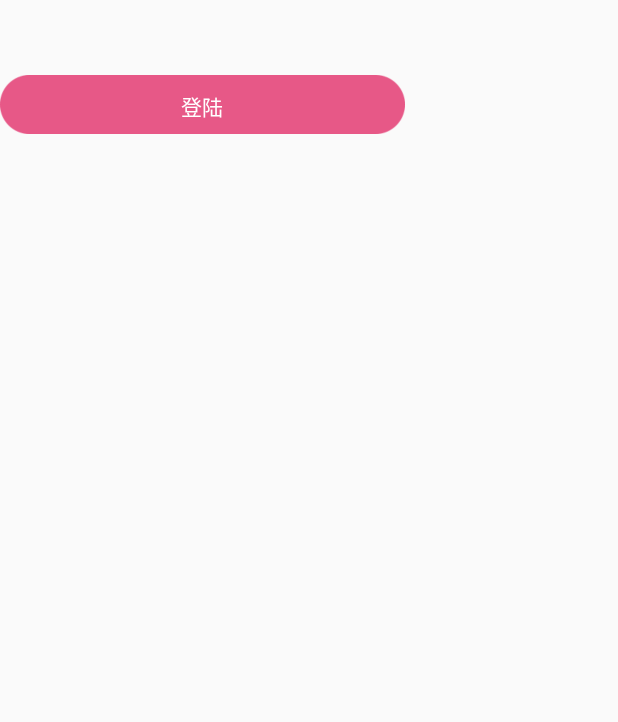
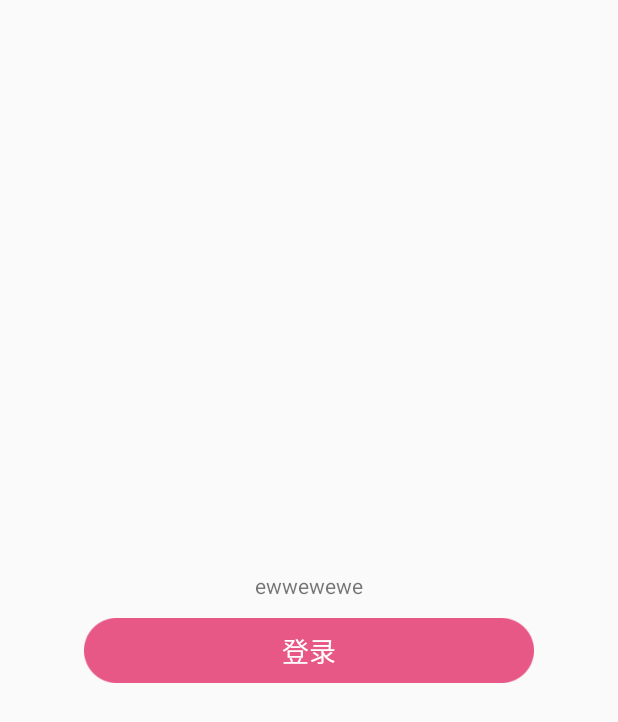
Before and after one commit to StevenHX/Steven_Base, an Android app: the fragment MeFragment shown on its own in the app's theme, on a phone screen of 412 x 824 dp. Shown: the top 722 px of the screen. Run offline under Robolectric (Android 15) with nearby library versions, the phone set to English and light mode, and no system bars; our stand-ins replace ButterKnife, CircleImageView; libraries missing offline, so code that uses them is left out: com.orhanobut.logger; 1 statement that could not run was skipped.

Commit message:
完善SubmitButton

```diff
--- a/StevenBase/Base/src/main/java/com/hx/steven/component/SubmitButton.java
+++ b/StevenBase/Base/src/main/java/com/hx/steven/component/SubmitButton.java
@@ -3,12 +3,10 @@ package com.hx.steven.component;
 import android.animation.ObjectAnimator;
 import android.animation.ValueAnimator;
 import android.content.Context;
-import android.graphics.Color;
 import android.util.AttributeSet;
 import android.view.LayoutInflater;
 import android.view.View;
 import android.view.ViewGroup;
-import android.widget.Button;
 import android.widget.FrameLayout;
 import android.widget.ImageView;
 import android.widget.TextView;
@@ -17,10 +15,10 @@ import com.hx.steven.R;
 
 /**
  * 自定义按钮，点击确认后，中间显示旋转的进度
- * Created by huangxiao on 2018/3/22.
  * @author huangxiao
+ * @date 2018/3/22
  */
-public class SubmitButton extends FrameLayout implements View.OnClickListener {
+public class SubmitButton extends FrameLayout {
     /**
      * 按钮控件
      */
@@ -38,10 +36,6 @@ public class SubmitButton extends FrameLayout implements View.OnClickListener {
      */
     private LayoutInflater mInflater;
 
-    /**
-     * image
-     */
-    int[] imgs = new int[]{R.drawable.sbbtn_selector, R.drawable.sbbtn_loading};
 
     public SubmitButton(Context context) {
         this(context,null);
@@ -63,59 +57,29 @@ public class SubmitButton extends FrameLayout implements View.OnClickListener {
     private void init(Context context, AttributeSet attrs) {
          removeAllViews();
 
-//         mInflater = LayoutInflater.from(context);
-//         View view =  mInflater.inflate(R.layout.sbbtn_layout,null);
-//         addView(view);
-//         mButton = (TextView) view.findViewById(R.id.btn_login);
-//         mImageView = (ImageView)view.findViewById(R.id.iv_beauty_login_loading);
-//
-//         mButton.setOnClickListener(this);
-//        setBtnEnable(true);
-        /**初始化按钮*/
-        mButton = new Button(context);
-        mButton.setText("登陆");
-        mButton.setTextColor(Color.WHITE);
-        this.addView(mButton);
-        mButton.setBackgroundResource(imgs[0]);
-        FrameLayout.LayoutParams btnParams = new LayoutParams(LayoutParams.WRAP_CONTENT,LayoutParams.WRAP_CONTENT);
-        btnParams.width = 270;
-        btnParams.height = 39;
-        mButton.setLayoutParams(btnParams);
+         mInflater = LayoutInflater.from(context);
+         View view =  mInflater.inflate(R.layout.sbbtn_layout,null);
+         addView(view);
+         mButton = (TextView) view.findViewById(R.id.btn_login);
+         mImageView = (ImageView)view.findViewById(R.id.iv_beauty_login_loading);
 
-        /**初始化旋转控件*/
-        mImageView = new ImageView(context);
-        this.addView(mImageView);
-        mImageView.setImageResource(imgs[1]);
-        FrameLayout.LayoutParams weelParams = new LayoutParams(LayoutParams.WRAP_CONTENT,LayoutParams.WRAP_CONTENT);
-        weelParams.width = 23;
-        weelParams.height = 23;
-        mImageView.setLayoutParams(weelParams);
-//        setBringToFront(mImageView);
 
         /**设置点击事件*/
         mButton.setOnClickListener(new OnClickListener() {
             @Override
             public void onClick(View v) {
-                startLoadingAnim();
+                mSBBtnClickListerner.clickSubmitButton(v);
             }
         });
     }
 
 
-    @Override
-    protected void onMeasure(int widthMeasureSpec, int heightMeasureSpec) {
-        super.onMeasure(widthMeasureSpec, heightMeasureSpec);
-        final int count = getChildCount();
-        for (int i = 0; i < count; i++) {
-            //addView之后要重新给子view设置宽高 这个很重要，没有就不显示
-            getChildAt(i).measure(widthMeasureSpec, heightMeasureSpec);
-        }
-    }
+
 
     /**
      * 按钮loading动画开启
      */
-    private void startLoadingAnim() {
+    public void startLoadingAnim() {
         mImageView.setVisibility(VISIBLE);
         mButton.setText("");
         mLoadingAnim = ObjectAnimator.ofFloat(mImageView, "rotation", 0.0f, 359.0f);
@@ -128,7 +92,7 @@ public class SubmitButton extends FrameLayout implements View.OnClickListener {
     /**
      * 按钮loading动画停止
      */
-    private void stopLoadingAnim() {
+    public void stopLoadingAnim() {
         mLoadingAnim.cancel();
         mImageView.setVisibility(GONE);
         mButton.setText("登录");
@@ -159,7 +123,7 @@ public class SubmitButton extends FrameLayout implements View.OnClickListener {
      *
      * @param enable
      */
-    private void setBtnEnable(boolean enable) {
+    public void setBtnEnable(boolean enable) {
         if (enable) {
             mButton.setBackgroundResource(R.drawable.sbbtn_selector);
             mButton.setEnabled(true);
@@ -169,8 +133,13 @@ public class SubmitButton extends FrameLayout implements View.OnClickListener {
         }
     }
 
-    @Override
-    public void onClick(View v) {
-        startLoadingAnim();
+    interface SBBtnClickListerner{
+        void clickSubmitButton(View view);
     }
+
+    private SBBtnClickListerner mSBBtnClickListerner;
+    private void setOnSBBtnClickListener(SBBtnClickListerner mSBBtnClickListener){
+        this.mSBBtnClickListerner = mSBBtnClickListener;
+    }
+
 }
--- a/StevenBase/Base/src/main/java/com/hx/steven/fragment/BaseFragment.java
+++ b/StevenBase/Base/src/main/java/com/hx/steven/fragment/BaseFragment.java
@@ -10,11 +10,9 @@ import android.support.v4.app.Fragment;
 import android.view.LayoutInflater;
 import android.view.View;
 import android.view.ViewGroup;
-import android.widget.TextView;
 
 import com.hx.steven.R;
 import com.hx.steven.activity.BaseActivity;
-import com.hx.steven.component.MProgressDialog;
 import com.hx.steven.component.MultipleStatusView;
 import com.hx.steven.util.MPermissionUtil;
 
@@ -38,6 +36,8 @@ public abstract class BaseFragment extends Fragment {
         View view = inflater.inflate(R.layout.fragmemt_base,container,false);
         multipleStatusView = view.findViewById(R.id.base_frag_multipleView);
         View layout = inflater.inflate(getContentId(),null);
+        ViewGroup.LayoutParams params = new ViewGroup.LayoutParams(ViewGroup.LayoutParams.MATCH_PARENT, ViewGroup.LayoutParams.MATCH_PARENT);
+        layout.setLayoutParams(params);
         multipleStatusView.addView(layout);
         initView(view);
         return view;
--- a/StevenBase/Base/src/main/res/layout/sbbtn_layout.xml
+++ b/StevenBase/Base/src/main/res/layout/sbbtn_layout.xml
@@ -1,26 +1,25 @@
 <?xml version="1.0" encoding="utf-8"?>
-
     <FrameLayout
         xmlns:android="http://schemas.android.com/apk/res/android"
         android:id="@+id/fl_beauty_login"
-        android:layout_width="270dp"
-        android:layout_height="36dp"
+        android:layout_width="@dimen/x540"
+        android:layout_height="@dimen/x78"
         android:layout_centerHorizontal="true">
 
         <TextView
             android:id="@+id/btn_login"
-            android:layout_width="match_parent"
-            android:layout_height="match_parent"
+            android:layout_width="@dimen/x540"
+            android:layout_height="@dimen/x78"
             android:background="@drawable/sbbtn_selector"
             android:gravity="center"
             android:text="登录"
             android:textColor="@android:color/white"
-            android:textSize="20dp" />
+            android:textSize="@dimen/x32" />
 
         <ImageView
             android:id="@+id/iv_beauty_login_loading"
-            android:layout_width="25dp"
-            android:layout_height="25dp"
+            android:layout_width="@dimen/x50"
+            android:layout_height="@dimen/x50"
             android:layout_gravity="center"
             android:src="@drawable/sbbtn_loading"
             android:visibility="gone" />
--- a/StevenBase/app/src/main/res/layout/fragment_me.xml
+++ b/StevenBase/app/src/main/res/layout/fragment_me.xml
@@ -4,8 +4,13 @@
     android:layout_height="match_parent"
     tools:context="com.hx.stevenbase.ui.Set.me.MeFragment"
     android:orientation="vertical"
-    android:gravity="center_horizontal">
+    android:gravity="center">
 
+    <TextView
+        android:gravity="center"
+        android:text="ewwewewe"
+        android:layout_width="@dimen/x540"
+        android:layout_height="@dimen/x78"/>
     <!--<com.hx.steven.component.CircularViewPager.CircularViewpager-->
         <!--android:id="@+id/vp_circle"-->
         <!--android:layout_width="match_parent"-->
@@ -21,8 +26,7 @@
     <!--</com.hx.steven.component.CircularViewPager.ViewPagerIndicator>-->
 
     <com.hx.steven.component.SubmitButton
-        android:layout_marginTop="50dp"
-        android:layout_width="270dp"
-        android:layout_height="39dp">
+        android:layout_width="wrap_content"
+        android:layout_height="wrap_content">
     </com.hx.steven.component.SubmitButton>
 </LinearLayout>
```
Also changed, not shown: StevenBase/Base/src/main/java/com/hx/steven/util/AppUtils.java (+17 -1 lines), StevenBase/app/src/main/java/com/hx/stevenbase/ui/Set/me/MeFragment.java (+1 -18 lines).
